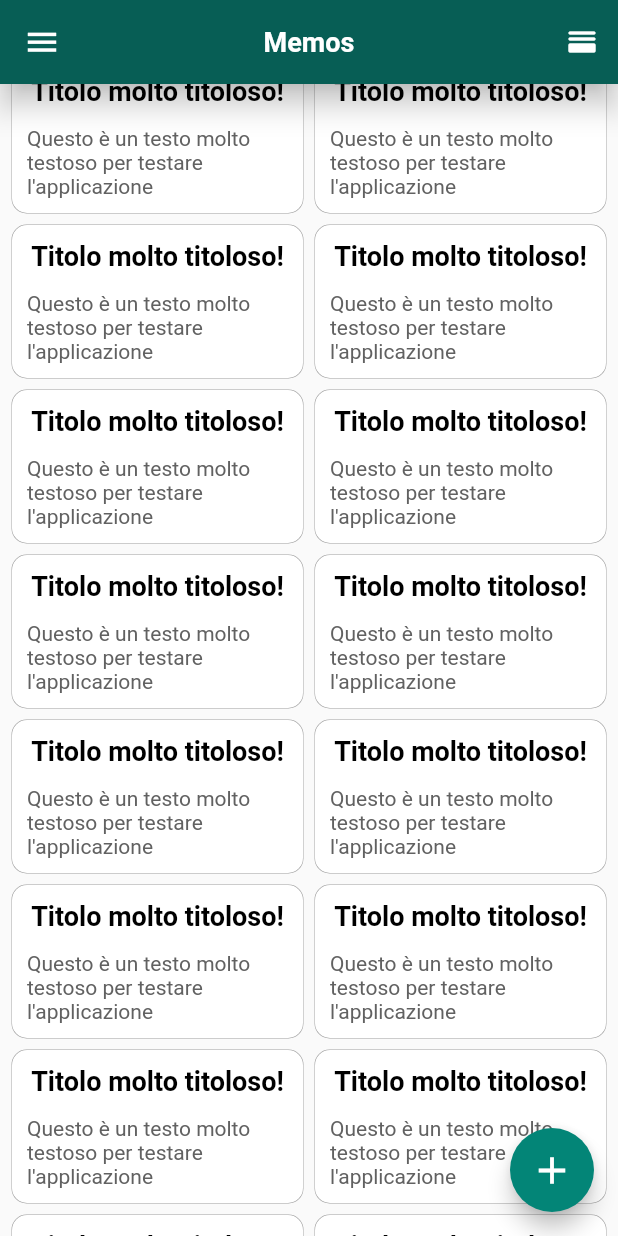
After one commit to LorenzoVaccher01/TPSIT-2020-21, a Flutter app: the MemoPage screen opened by its route, scrolled down 576 dp, after a tap on the "menu" icon, after a tap on the "horizontal split" icon, on a phone screen of 412 x 824 dp. The commit adds this screen. Run offline on Flutter 3.47's test engine with Material 2 defaults, Android fonts, the phone set to English and light mode, and no system bars; drawn by our look-alikes of flutter_speed_dial; our stand-ins replace sensors, shared_preferences; accounts and stored records are empty; network calls fail.

Commit message:
Aggiornamento-12032021_v1

```diff
--- /dev/null
+++ b/app_memo/client/lib/pages/home/memo.dart
@@ -0,0 +1,121 @@
+import 'package:app_memo/pages/home/widget/actionButton.dart';
+import 'package:app_memo/pages/home/widget/menu.dart';
+import 'package:flutter/material.dart';
+import 'package:flutter_staggered_grid_view/flutter_staggered_grid_view.dart';
+import 'package:shared_preferences/shared_preferences.dart';
+
+class MemoPage extends StatefulWidget {
+  @override
+  _MemoPageState createState() => _MemoPageState();
+}
+
+class _MemoPageState extends State<MemoPage> {
+  final String _showTwoCardSettingName = "memo.display";
+  bool _showTwoCard = true;
+
+  @override
+  void initState() {
+    _setSettings();
+    super.initState();
+  }
+
+  @override
+  void dispose() {
+    super.dispose();
+  }
+
+  _setSettings() async {
+    SharedPreferences _prefs = await SharedPreferences.getInstance();
+    _showTwoCard = _prefs.getBool(_showTwoCardSettingName) ?? _showTwoCard;
+    setState(() {});
+  }
+
+  @override
+  Widget build(BuildContext context) {
+    GlobalKey<ScaffoldState> _scaffoldKey = GlobalKey<ScaffoldState>();
+
+    return WillPopScope(
+      onWillPop: () async => false,
+      child: Scaffold(
+        key: _scaffoldKey,
+        appBar: AppBar(
+          centerTitle: true,
+          automaticallyImplyLeading: false,
+          elevation: 8.0,
+          backgroundColor: Theme.of(context).primaryColor,
+          title: RichText(
+            textAlign: TextAlign.center,
+            text: TextSpan(
+              children: [
+                TextSpan(
+                    text: 'Memos',
+                    style: TextStyle(
+                      fontSize: 18,
+                      fontWeight: FontWeight.bold,
+                    )),
+              ],
+            ),
+          ),
+          leading: IconButton(
+            icon: Icon(Icons.menu),
+            iconSize: 25.0,
+            color: Colors.white,
+            onPressed: () {
+              _scaffoldKey.currentState.openDrawer();
+            },
+          ),
+          actions: [
+            IconButton(
+                onPressed: () async {
+                  _showTwoCard = !_showTwoCard;
+                  SharedPreferences _prefs = await SharedPreferences.getInstance();
+                  _prefs.setBool(_showTwoCardSettingName, _showTwoCard);
+                  setState(() {});
+                },
+                icon: Icon(_showTwoCard
+                    ? Icons.horizontal_split_rounded
+                    : Icons.dashboard))
+          ],
+        ),
+        drawer: Menu(),
+        body: Container(
+          child: StaggeredGridView.countBuilder(
+            crossAxisCount: (_showTwoCard ? 4 : 2),
+            itemCount: 60,
+            padding: EdgeInsets.only(top: 10, bottom: 10, left: 8, right: 8),
+            staggeredTileBuilder: (int index) => new StaggeredTile.fit(2),
+            mainAxisSpacing: 8.0,
+            crossAxisSpacing: 8.0,
+            itemBuilder: (BuildContext context, int index) =>
+            new Container(
+              child: Column(
+                children: [
+                  Container(
+                    margin: EdgeInsets.only(bottom: 13),
+                    child: Text('Titolo molto titoloso!',
+                        style: TextStyle(
+                            color: Colors.black,
+                            fontSize: 18,
+                            fontWeight: FontWeight.bold)),
+                  ),
+                  Text(
+                      'Questo è un testo molto testoso per testare l\'applicazione',
+                      style: TextStyle(color: Colors.grey[700], fontSize: 14))
+                ],
+              ),
+              padding: EdgeInsets.all(10),
+              decoration: BoxDecoration(
+                borderRadius: BorderRadius.circular(10),
+                color: Colors.white,
+                boxShadow: [
+                  BoxShadow(color: Colors.grey, spreadRadius: 0.3),
+                ],
+              ),
+            ),
+          ),
+        ),
+        floatingActionButton: HomeActionButton(),
+      ),
+    );
+  }
+}
--- /dev/null
+++ b/app_memo/client/lib/pages/home/widget/actionButton.dart
@@ -0,0 +1,45 @@
+import 'package:flutter/material.dart';
+import 'dart:math' as math;
+
+import 'package:flutter_speed_dial/flutter_speed_dial.dart';
+
+class HomeActionButton extends StatefulWidget {
+  @override
+  _HomeActionButtonState createState() => _HomeActionButtonState();
+}
+
+class _HomeActionButtonState extends State<HomeActionButton> {
+  @override
+  void initState() {
+    super.initState();
+  }
+
+  @override
+  Widget build(BuildContext context) {
+    return SpeedDial(
+        tooltip: 'Add',
+        icon: Icons.add,
+        activeIcon: Icons.remove,
+        iconTheme: IconThemeData(color: Colors.white, size: 30),
+        backgroundColor: Theme.of(context).accentColor,
+        foregroundColor: Colors.white,
+        overlayOpacity: 0,
+        children: [
+          SpeedDialChild(
+            child: Icon(Icons.tag),
+            label: 'Tag',
+            backgroundColor: Colors.deepOrange,
+          ),
+          SpeedDialChild(
+            child: Icon(Icons.category),
+            label: 'Category',
+            backgroundColor: Colors.cyan,
+          ),
+          SpeedDialChild(
+            child: Icon(Icons.note_add),
+            label: 'Memo',
+            backgroundColor: Colors.amber,
+          ),
+        ]);
+  }
+}
--- /dev/null
+++ b/app_memo/client/lib/pages/home/widget/menu.dart
@@ -0,0 +1,115 @@
+import 'package:app_memo/widget/alert.dart';
+import 'package:http/http.dart' as http;
+import 'package:shared_preferences/shared_preferences.dart';
+import 'package:flutter/cupertino.dart';
+import 'package:flutter/material.dart';
+import 'dart:io';
+import 'dart:convert';
+import '../../../main.dart' as App;
+
+class Menu extends StatefulWidget {
+  Menu();
+
+  @override
+  _MenuState createState() => _MenuState();
+}
+
+class _MenuState extends State<Menu> {
+  @override
+  Widget build(BuildContext context) {
+    return Drawer(
+      child: ListView(
+        children: [
+          DrawerHeader(
+            decoration: BoxDecoration(
+                gradient: LinearGradient(colors: [
+                  Theme.of(context).primaryColor,
+                  Theme.of(context).accentColor
+                ]),
+                color: Theme.of(context).primaryColor),
+            child: Column(
+              mainAxisAlignment: MainAxisAlignment.end,
+              crossAxisAlignment: CrossAxisAlignment.start,
+              children: [
+                Image.asset("assets/img/compose.png",
+                    height: 60, width: 60),
+                Container(
+                  margin: EdgeInsets.only(top: 10, bottom: 5),
+                  child: Text(
+                      App.client.name.substring(0, 1).toUpperCase() +
+                          App.client.name.substring(1) +
+                          ' ' +
+                          App.client.surname.substring(0, 1).toUpperCase() +
+                          App.client.surname.substring(1),
+                      style: TextStyle(
+                          color: Colors.white,
+                          fontSize: 21,
+                          fontWeight: FontWeight.bold)),
+                ),
+                Text(
+                  App.client.email,
+                  style: TextStyle(color: Colors.grey[100], fontSize: 13),
+                )
+              ],
+            ),
+          ),
+          Divider(),
+          InkWell(
+            child: ListTile(
+                title: Text(
+                  'Logout',
+                  style: TextStyle(fontSize: 15),
+                ),
+                leading: Icon(Icons.exit_to_app),
+                dense: true),
+            onTap: () async {
+              final response = await http.post(App.SERVER_WEB + '/logout',
+                      headers: <String, String>{
+                        'Content-Type': 'application/json; charset=UTF-8',
+                      });
+
+                  if (response.statusCode == 200) {
+                    final bodyResponse = json.decode(response.body);
+                    if (bodyResponse['error'] == 200) {
+                      App.client = null;
+                      SharedPreferences _prefs = await SharedPreferences.getInstance();
+                      _prefs.remove('user.sessionCookie');
+                      Navigator.pushNamed(context, '/authenticate');
+                    } else {
+                      Alert(
+                      context: context,
+                      title: 'Error!',
+                      closeButton: false,
+                      textConfirmButton: 'Ok',
+                      body: Text(bodyResponse['message']),
+                      textCanelButton: "",
+                      onClick: () {});
+                      setState(() {});
+                    }
+                  } else {
+                    Alert(
+                    context: context,
+                    title: 'Error!',
+                    closeButton: false,
+                    textConfirmButton: 'Ok',
+                    body: Text('Internal server Error.'),
+                    textCanelButton: "",
+                    onClick: () {});
+                  }
+            },
+          ),
+          Divider(),
+          Column(
+            mainAxisAlignment: MainAxisAlignment.end,
+            children: [
+              Text(
+                'Version: ${App.VERSION}',
+                style: TextStyle(fontSize: 14),
+              )
+            ],
+          )
+        ],
+      ),
+    );
+  }
+}
--- a/app_memo/client/pubspec.yaml
+++ b/app_memo/client/pubspec.yaml
@@ -18,7 +18,7 @@ publish_to: 'none' # Remove this line if you wish to publish to pub.dev
 version: 1.0.0+1
 
 environment:
-  sdk: ">=2.7.0 <3.0.0"
+  sdk: ">=2.8.4 <3.0.0"
 
 dependencies:
   flutter:
@@ -27,6 +27,8 @@ dependencies:
   http: ^0.12.0+2
   flutter_staggered_grid_view: ^0.3.4
   provider: ^4.3.2+2
+  flutter_speed_dial: ^2.1.1
+  shared_preferences: ^2.0.0
 
 
   # The following adds the Cupertino Icons font to your application.
```
Also changed, not shown: app_memo/client/assets/img/message.txt (added, +100 -0 lines), app_memo/client/lib/main.dart (+6 -7 lines), app_memo/client/lib/pages/authenticate/authenticate.dart (+54 -1 lines), app_memo/client/lib/pages/authenticate/widget/login.dart (+16 -9 lines), app_memo/client/lib/pages/authenticate/widget/register.dart (+9 -1 lines), app_memo/client/lib/pages/home/home.dart (deleted, +0 -96 lines), app_memo/client/lib/widget/alert.dart (added, +60 -0 lines), app_memo/client/assets/img/compose.png (added), app_memo/client/pubspec.lock.
